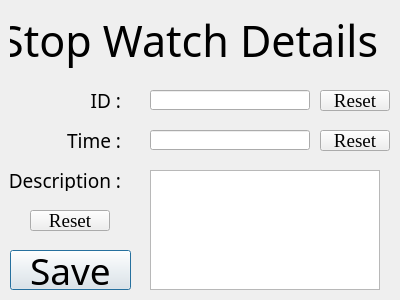
This is Clocks/StopWatch_Storage.ui in Vishal01-VKP/Python-Projects as Qt 5 draws it before an edit. The edited form follows.
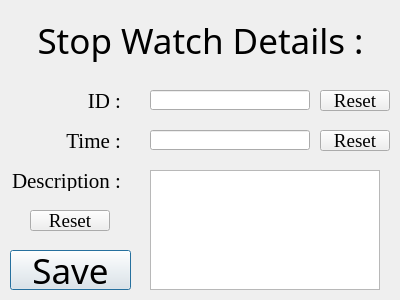
This is the edited form.

Patch:
```diff
--- a/Clocks/StopWatch_Storage.ui
+++ b/Clocks/StopWatch_Storage.ui
@@ -24,8 +24,8 @@
    </property>
    <property name="font">
     <font>
-     <family>Old English Text MT</family>
-     <pointsize>32</pointsize>
+     <family>Cooper Black</family>
+     <pointsize>26</pointsize>
     </font>
    </property>
    <property name="text">
@@ -46,8 +46,8 @@
    </property>
    <property name="font">
     <font>
-     <family>Old English Text MT</family>
-     <pointsize>14</pointsize>
+     <family>Times New Roman</family>
+     <pointsize>16</pointsize>
     </font>
    </property>
    <property name="text">
@@ -68,8 +68,8 @@
    </property>
    <property name="font">
     <font>
-     <family>Old English Text MT</family>
-     <pointsize>14</pointsize>
+     <family>Times New Roman</family>
+     <pointsize>16</pointsize>
     </font>
    </property>
    <property name="text">
@@ -90,8 +90,8 @@
    </property>
    <property name="font">
     <font>
-     <family>Old English Text MT</family>
-     <pointsize>14</pointsize>
+     <family>Times New Roman</family>
+     <pointsize>16</pointsize>
     </font>
    </property>
    <property name="text">
@@ -142,8 +142,8 @@
    </property>
    <property name="font">
     <font>
-     <family>Old English Text MT</family>
-     <pointsize>28</pointsize>
+     <family>Cooper Black</family>
+     <pointsize>26</pointsize>
     </font>
    </property>
    <property name="text">
```
